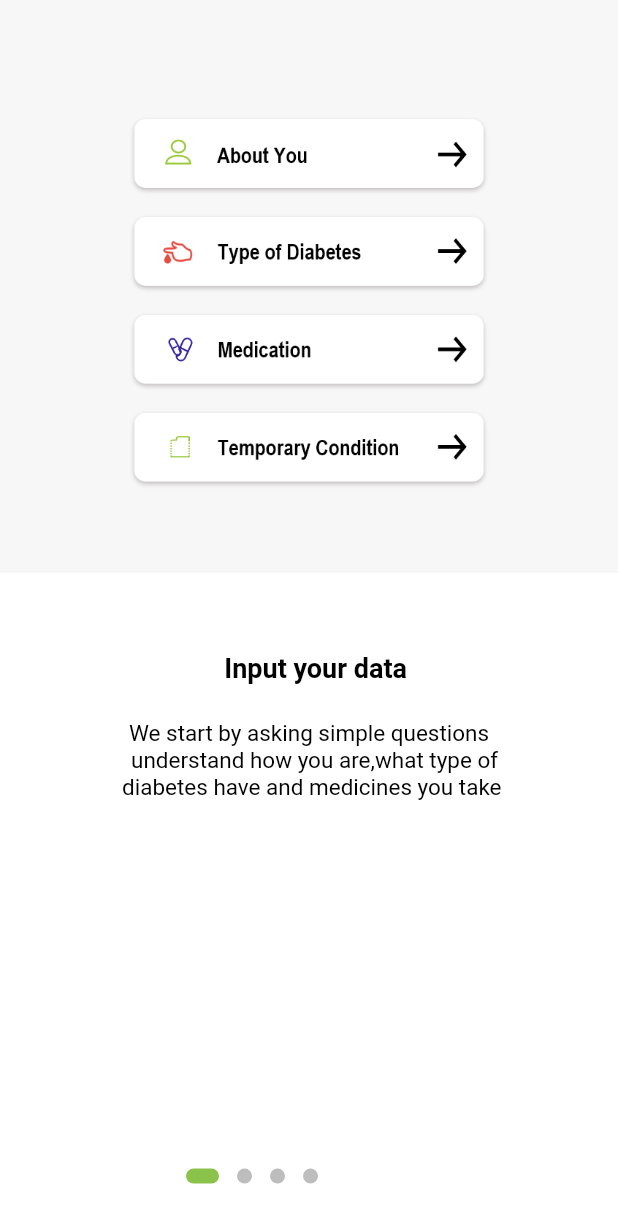
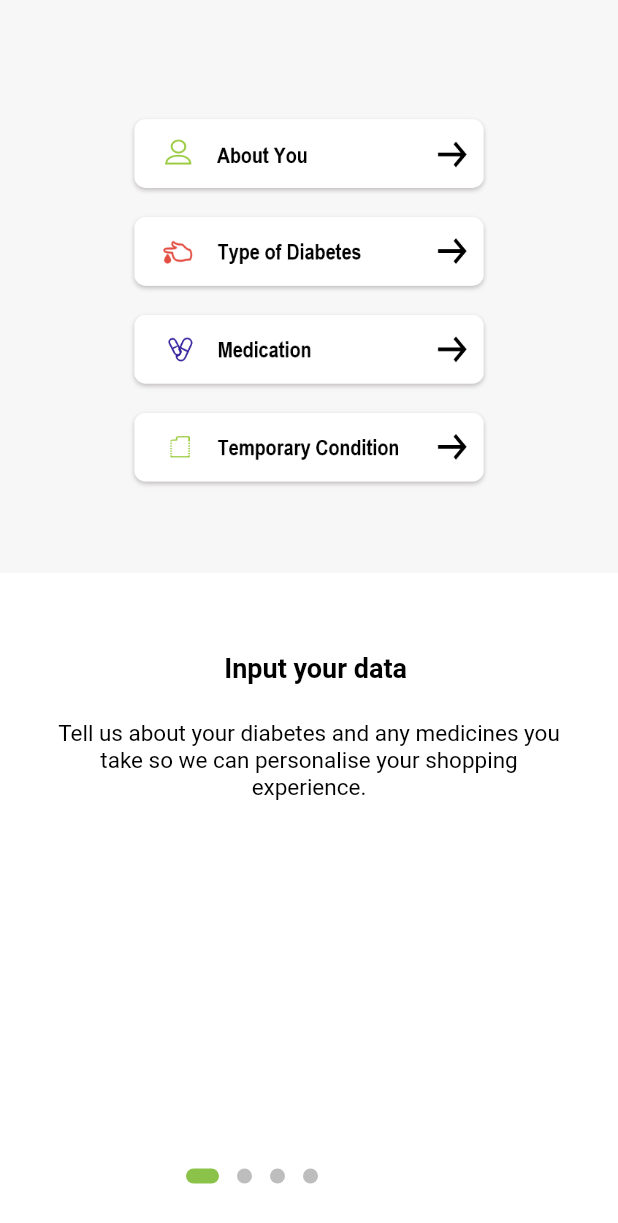
Before and after one commit to saadkhawar289/Health4U, a Flutter app: the screen it shows after launch, after a tap on "How it works", on a phone screen of 412 x 824 dp. Shown: the top 1223 px of the screen. Run offline on Flutter 3.47's test engine with Material 2 defaults, Android fonts, the phone set to English and light mode, and no system bars; drawn by our look-alikes of dots_indicator, introduction_screen; our stand-ins replace barcode_widget, cloud_firestore, date_format, device_preview, firebase_auth, firebase_core and 6 more; missing offline and left inert: dart:ffi, flutter_barcode_scanner; accounts and stored records are empty; statements that could not run were skipped.

```diff
--- a/healthy/lib/IntroScreen.dart
+++ b/healthy/lib/IntroScreen.dart
@@ -96,7 +96,7 @@ class IntroScreenState extends State<IntroScreen> {
 
                 title: "\n  Input your data",
                 body:
-                    "We start by asking simple questions\n  understand how you are,what type of \n diabetes have and medicines you take",
+                    "Tell us about your diabetes and any medicines you take so we can personalise your shopping experience.",
                 image: _buildImage('SStest2.png'),
                 decoration: pageDecoration,
 
@@ -104,21 +104,21 @@ class IntroScreenState extends State<IntroScreen> {
               PageViewModel(
                 title: "\n  Shop in store or online",
                 body:
-                    "Our unique aspect of the app is the traffic \nlight feature. The traffice light predicts and \n      advises the right food for you",
+                    "Make better food choices when shopping online or at your local supermarket.",
                 image: _buildImage('c2.jpg'),
                 decoration: pageDecoration,
               ),
               PageViewModel(
                 title: "\n Traffic Light Feature",
                 body:
-                    "Our unique aspect of the app is the traffic \nlight feature. The traffice light predicts and \n      advises the right food for you",
+                    "Scan any product item using your camera and instantly know if it is recommended for you or if there is a better alternative.",
                 image: _buildImage('SStest3.png'),
                 decoration: pageDecoration,
               ),
               PageViewModel(
                 title: "\n \n Purchase History",
                 body:
-                    "We keep a history of the things you\n purchased and would then",
+                    "Keep a record of your purchases to share with your doctor and see how your sugar changes depending on your food selections",
                 image: _buildImage('c4.JPG'),
                 decoration: pageDecoration,
               ),
```
Also changed, not shown: healthy/lib/PatientVasulization.dart (+8 -8 lines).
